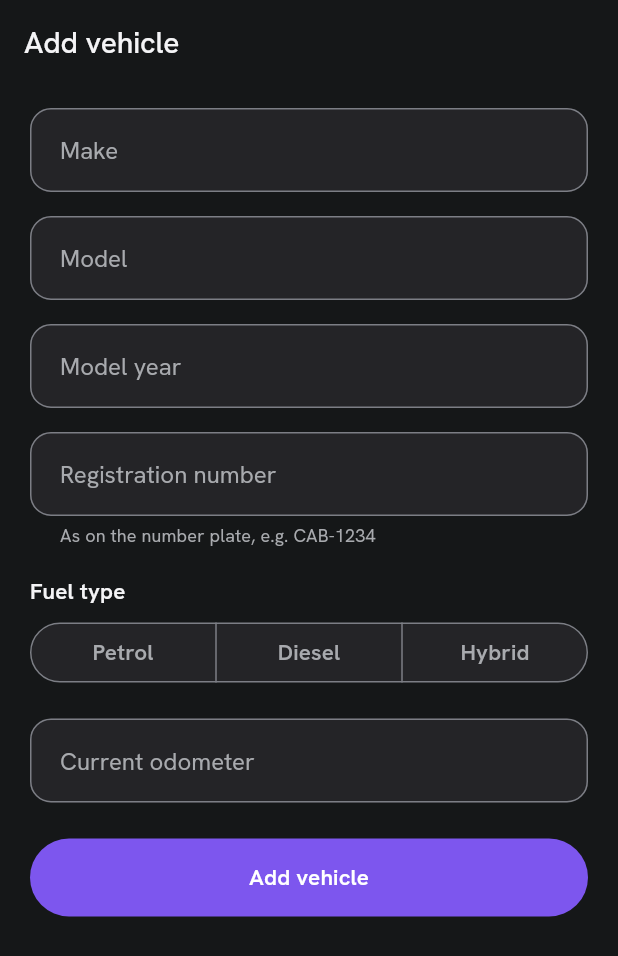
After one commit to Rimaz17/drivon, a Flutter app: the VehicleFormScreen screen opened by its route, on a phone screen of 412 x 824 dp. The commit adds this screen. Shown: the top 956 px of the screen. Run offline on Flutter 3.47's test engine with Material 3 defaults, Android fonts, the phone set to English and light mode, and no system bars; our stand-ins replace dio, flutter_riverpod, flutter_secure_storage, freezed_annotation, go_router, shared_preferences; accounts and stored records are empty; generated files the repository leaves out were written again.

Commit message:
feat(frontend): add vehicle form to add, edit and delete vehicles
Labelled fields with number keyboards, a km suffix, upper-case plates
and a fuel type segmented control. Client checks mirror the API
(model year up to next year, plate characters, odometer never below
the saved reading); server rejections such as a duplicate plate are
shown on the matching field. Deleting asks for confirmation with the
platform's native dialog. Adds the routes, strings and a segmented
button theme.

```diff
--- a/frontend/lib/core/ui/submission_status.dart
+++ b/frontend/lib/core/ui/submission_status.dart
@@ -12,10 +12,11 @@ mixin SubmissionStatus<T extends StatefulWidget> on State<T> {
   String? error;
   Timer? _slowTimer;
 
-  /// Runs [action]; on failure shows the text from [describe].
+  /// Runs [action]; on failure shows the text from [describe] (null shows
+  /// no message, e.g. when the error was attached to a field instead).
   Future<void> submit(
     Future<void> Function() action, {
-    required String Function(Object error) describe,
+    required String? Function(Object error) describe,
   }) async {
     if (busy) return;
     setState(() {
--- /dev/null
+++ b/frontend/lib/core/utils/number_format.dart
@@ -0,0 +1,8 @@
+import 'package:flutter/widgets.dart';
+import 'package:intl/intl.dart';
+
+/// Formats a whole number with the locale's grouping, e.g. 45,000.
+String formatInteger(BuildContext context, int value) =>
+    NumberFormat.decimalPattern(
+      Localizations.localeOf(context).toLanguageTag(),
+    ).format(value);
--- /dev/null
+++ b/frontend/lib/features/vehicles/presentation/fuel_type_label.dart
@@ -0,0 +1,10 @@
+import '../../../l10n/app_localizations.dart';
+import '../domain/fuel_type.dart';
+
+extension FuelTypeLabel on FuelType {
+  String label(AppLocalizations l10n) => switch (this) {
+    FuelType.petrol => l10n.fuelPetrol,
+    FuelType.diesel => l10n.fuelDiesel,
+    FuelType.hybrid => l10n.fuelHybrid,
+  };
+}
--- /dev/null
+++ b/frontend/lib/features/vehicles/presentation/vehicle_form_screen.dart
@@ -0,0 +1,359 @@
+import 'package:flutter/material.dart';
+import 'package:flutter/services.dart';
+import 'package:flutter_riverpod/flutter_riverpod.dart';
+import 'package:go_router/go_router.dart';
+
+import '../../../core/errors/app_exception.dart';
+import '../../../core/errors/error_text.dart';
+import '../../../core/ui/confirm_dialog.dart';
+import '../../../core/ui/submission_status.dart';
+import '../../../core/utils/number_format.dart';
+import '../../../design_system/design_system.dart';
+import '../../../l10n/app_localizations.dart';
+import '../domain/fuel_type.dart';
+import '../domain/vehicle.dart';
+import 'vehicle_form_validators.dart';
+import 'vehicles_controller.dart';
+import 'widgets/fuel_type_field.dart';
+
+/// Adds a vehicle, or edits/deletes one when [vehicleId] is given.
+class VehicleFormScreen extends ConsumerStatefulWidget {
+  const VehicleFormScreen({this.vehicleId, super.key});
+
+  final String? vehicleId;
+
+  @override
+  ConsumerState<VehicleFormScreen> createState() => _VehicleFormScreenState();
+}
+
+/// API field names, used to attach server errors to the right input.
+abstract final class _Fields {
+  static const make = 'make';
+  static const model = 'model';
+  static const year = 'year';
+  static const registration = 'registrationNumber';
+  static const fuelType = 'fuelType';
+  static const odometer = 'currentOdometerKm';
+}
+
+class _VehicleFormScreenState extends ConsumerState<VehicleFormScreen>
+    with SubmissionStatus {
+  final _formKey = GlobalKey<FormState>();
+  final _make = TextEditingController();
+  final _model = TextEditingController();
+  final _year = TextEditingController();
+  final _registration = TextEditingController();
+  final _odometer = TextEditingController();
+  FuelType? _fuelType;
+  Vehicle? _original;
+  Map<String, String> _serverErrors = const {};
+
+  bool get _isEditing => widget.vehicleId != null;
+
+  @override
+  void initState() {
+    super.initState();
+    final id = widget.vehicleId;
+    if (id == null) return;
+    final vehicles = ref.read(vehiclesControllerProvider).value ?? const [];
+    for (final vehicle in vehicles) {
+      if (vehicle.id == id) _original = vehicle;
+    }
+    final original = _original;
+    if (original != null) {
+      _make.text = original.make;
+      _model.text = original.model;
+      _year.text = '${original.year}';
+      _registration.text = original.registrationNumber;
+      _odometer.text = '${original.currentOdometerKm}';
+      _fuelType = original.fuelType;
+    }
+  }
+
+  @override
+  void dispose() {
+    for (final controller in [_make, _model, _year, _registration, _odometer]) {
+      controller.dispose();
+    }
+    super.dispose();
+  }
+
+  void _clearServerError(String field) {
+    if (_serverErrors.containsKey(field)) {
+      setState(() => _serverErrors = {..._serverErrors}..remove(field));
+    }
+  }
+
+  Future<void> _save() async {
+    setState(() => _serverErrors = const {});
+    if (!(_formKey.currentState?.validate() ?? false)) return;
+    final l10n = AppLocalizations.of(context);
+    final messenger = ScaffoldMessenger.of(context);
+    final draft = VehicleDraft(
+      make: _make.text.trim(),
+      model: _model.text.trim(),
+      year: int.parse(_year.text.trim()),
+      registrationNumber: _registration.text.trim(),
+      fuelType: _fuelType!,
+      currentOdometerKm: int.parse(_odometer.text.trim()),
+    );
+    await submit(() async {
+      final controller = ref.read(vehiclesControllerProvider.notifier);
+      final original = _original;
+      if (original != null) {
+        await controller.edit(original.id, draft);
+      } else {
+        final created = await controller.add(draft);
+        await ref.read(selectedVehicleIdProvider.notifier).select(created.id);
+      }
+      messenger.showSnackBar(
+        SnackBar(
+          content: Text(
+            original != null ? l10n.vehicleSaved : l10n.vehicleAdded,
+          ),
+        ),
+      );
+      if (mounted) context.pop();
+    }, describe: (error) => _describe(l10n, error));
+  }
+
+  Future<void> _delete(Vehicle vehicle) async {
+    final l10n = AppLocalizations.of(context);
+    final messenger = ScaffoldMessenger.of(context);
+    final confirmed = await showConfirmDialog(
+      context,
+      title: l10n.deleteVehicleTitle(vehicle.displayName),
+      message: l10n.deleteVehicleMessage,
+      confirmLabel: l10n.deleteAction,
+      cancelLabel: l10n.cancelAction,
+      destructive: true,
+    );
+    if (!confirmed || !mounted) return;
+    await submit(() async {
+      await ref.read(vehiclesControllerProvider.notifier).remove(vehicle.id);
+      messenger.showSnackBar(SnackBar(content: Text(l10n.vehicleDeleted)));
+      if (mounted) context.pop();
+    }, describe: (error) => _describe(l10n, error));
+  }
+
+  /// Puts field-specific server errors on their fields; returns the message
+  /// for the form-level notice, or null when a field shows it.
+  String? _describe(AppLocalizations l10n, Object error) {
+    if (error is ApiProblemException) {
+      final fieldError = switch (error.code) {
+        ApiErrorCodes.registrationNumberInUse => {
+          _Fields.registration: l10n.errorRegistrationInUse,
+        },
+        ApiErrorCodes.odometerDecrease => {
+          _Fields.odometer: l10n.errorOdometerDecrease,
+        },
+        ApiErrorCodes.invalidModelYear => {
+          _Fields.year: l10n.yearRange(DateTime.now().year + 1),
+        },
+        ApiErrorCodes.validationFailed when error.fieldErrors.isNotEmpty =>
+          error.fieldErrors,
+        _ => null,
+      };
+      if (fieldError != null) {
+        setState(() => _serverErrors = fieldError);
+        return null;
+      }
+      switch (error.code) {
+        case ApiErrorCodes.vehicleLimitReached:
+          return l10n.errorVehicleLimit;
+        case ApiErrorCodes.vehicleNotFound:
+          return l10n.errorVehicleNotFound;
+      }
+    }
+    return errorText(l10n, error);
+  }
+
+  @override
+  Widget build(BuildContext context) {
+    final l10n = AppLocalizations.of(context);
+    final original = _original;
+
+    if (_isEditing && original == null) {
+      return Scaffold(
+        appBar: AppBar(title: Text(l10n.editVehicleTitle)),
+        body: ErrorState(
+          title: l10n.errorVehicleNotFound,
+          message: l10n.vehicleMissingMessage,
+          retryLabel: l10n.backAction,
+          onRetry: () => context.pop(),
+        ),
+      );
+    }
+
+    final minimumKm = original?.currentOdometerKm ?? 0;
+    final formattedMinimum = formatInteger(context, minimumKm);
+    final validators = VehicleFormValidators(
+      l10n,
+      currentYear: DateTime.now().year,
+      minimumOdometerKm: minimumKm,
+    );
+
+    return Scaffold(
+      appBar: AppBar(
+        title: Text(
+          original != null ? l10n.editVehicleTitle : l10n.addVehicleTitle,
+        ),
+        actions: [
+          if (original != null)
+            IconButton(
+              tooltip: l10n.deleteVehicleTooltip,
+              icon: const Icon(Icons.delete_outline_rounded),
+              onPressed: busy ? null : () => _delete(original),
+            ),
+        ],
+      ),
+      body: SafeArea(
+        child: Form(
+          key: _formKey,
+          child: ListView(
+            padding: const EdgeInsets.fromLTRB(
+              DrivonSpacing.screenGutter,
+              DrivonSpacing.lg,
+              DrivonSpacing.screenGutter,
+              DrivonSpacing.xxxl,
+            ),
+            keyboardDismissBehavior: ScrollViewKeyboardDismissBehavior.onDrag,
+            children: [
+              TextFormField(
+                controller: _make,
+                enabled: !busy,
+                decoration: InputDecoration(
+                  labelText: l10n.makeLabel,
+                  hintText: l10n.makeHint,
+                ),
+                textCapitalization: TextCapitalization.words,
+                textInputAction: TextInputAction.next,
+                maxLength: VehicleFormValidators.maxTextLength,
+                buildCounter: _noCounter,
+                forceErrorText: _serverErrors[_Fields.make],
+                onChanged: (_) => _clearServerError(_Fields.make),
+                validator: validators.make,
+              ),
+              const SizedBox(height: DrivonSpacing.lg),
+              TextFormField(
+                controller: _model,
+                enabled: !busy,
+                decoration: InputDecoration(
+                  labelText: l10n.modelLabel,
+                  hintText: l10n.modelHint,
+                ),
+                textCapitalization: TextCapitalization.words,
+                textInputAction: TextInputAction.next,
+                maxLength: VehicleFormValidators.maxTextLength,
+                buildCounter: _noCounter,
+                forceErrorText: _serverErrors[_Fields.model],
+                onChanged: (_) => _clearServerError(_Fields.model),
+                validator: validators.model,
+              ),
+              const SizedBox(height: DrivonSpacing.lg),
+              TextFormField(
+                controller: _year,
+                enabled: !busy,
+                decoration: InputDecoration(labelText: l10n.yearLabel),
+                keyboardType: TextInputType.number,
+                textInputAction: TextInputAction.next,
+                inputFormatters: [
+                  FilteringTextInputFormatter.digitsOnly,
+                  LengthLimitingTextInputFormatter(4),
+                ],
+                forceErrorText: _serverErrors[_Fields.year],
+                onChanged: (_) => _clearServerError(_Fields.year),
+                validator: validators.year,
+              ),
+              const SizedBox(height: DrivonSpacing.lg),
+              TextFormField(
+                controller: _registration,
+                enabled: !busy,
+                decoration: InputDecoration(
+                  labelText: l10n.registrationLabel,
+                  helperText: l10n.registrationHelper,
+                ),
+                textCapitalization: TextCapitalization.characters,
+                autocorrect: false,
+                enableSuggestions: false,
+                textInputAction: TextInputAction.next,
+                inputFormatters: [
+                  LengthLimitingTextInputFormatter(
+                    VehicleFormValidators.maxRegistrationLength,
+                  ),
+                ],
+                forceErrorText: _serverErrors[_Fields.registration],
+                onChanged: (_) => _clearServerError(_Fields.registration),
+                validator: validators.registration,
+              ),
+              const SizedBox(height: DrivonSpacing.xl),
+              FuelTypeField(
+                initialValue: _fuelType,
+                enabled: !busy,
+                onChanged: (type) {
+                  _fuelType = type;
+                  _clearServerError(_Fields.fuelType);
+                },
+                validator: (value) =>
+                    _serverErrors[_Fields.fuelType] ??
+                    validators.fuelType(value),
+              ),
+              const SizedBox(height: DrivonSpacing.xl),
+              TextFormField(
+                controller: _odometer,
+                enabled: !busy,
+                decoration: InputDecoration(
+                  labelText: l10n.odometerFieldLabel,
+                  suffixText: l10n.kmUnit,
+                  helperText: original != null
+                      ? l10n.odometerHelperMin(formattedMinimum)
+                      : null,
+                ),
+                keyboardType: TextInputType.number,
+                textInputAction: TextInputAction.done,
+                inputFormatters: [
+                  FilteringTextInputFormatter.digitsOnly,
+                  LengthLimitingTextInputFormatter(7),
+                ],
+                forceErrorText: _serverErrors[_Fields.odometer],
+                onChanged: (_) => _clearServerError(_Fields.odometer),
+                onFieldSubmitted: (_) => _save(),
+                validator: (value) => validators.odometer(
+                  value,
+                  formattedMinimum: formattedMinimum,
+                ),
+              ),
+              const SizedBox(height: DrivonSpacing.xxl),
+              if (error != null) ...[
+                InlineNotice(message: error!),
+                const SizedBox(height: DrivonSpacing.lg),
+              ],
+              if (slow) ...[
+                InlineNotice(
+                  message: l10n.slowServerNotice,
+                  tone: InlineNoticeTone.info,
+                ),
+                const SizedBox(height: DrivonSpacing.lg),
+              ],
+              PrimaryButton(
+                label: original != null
+                    ? l10n.saveChangesAction
+                    : l10n.addVehicleAction,
+                busyLabel: l10n.savingVehicle,
+                busy: busy,
+                onPressed: _save,
+              ),
+            ],
+          ),
+        ),
+      ),
+    );
+  }
+}
+
+Widget? _noCounter(
+  BuildContext context, {
+  required int currentLength,
+  required int? maxLength,
+  required bool isFocused,
+}) => null;
--- /dev/null
+++ b/frontend/lib/features/vehicles/presentation/vehicle_form_validators.dart
@@ -0,0 +1,66 @@
+import '../../../l10n/app_localizations.dart';
+import '../domain/fuel_type.dart';
+
+/// Client-side checks for the vehicle form. They mirror the API's rules so
+/// most mistakes are caught before a request; the server stays the authority.
+class VehicleFormValidators {
+  VehicleFormValidators(
+    this._l10n, {
+    required this.currentYear,
+    this.minimumOdometerKm = 0,
+  });
+
+  static const int maxTextLength = 50;
+  static const int maxRegistrationLength = 20;
+  static const int minYear = 1900;
+  static const int maxOdometerKm = 2000000;
+  static final RegExp _registrationPattern = RegExp(
+    r'^[A-Za-z0-9][A-Za-z0-9 -]*$',
+  );
+
+  final AppLocalizations _l10n;
+  final int currentYear;
+
+  /// When editing, the saved reading; the odometer can't go below it.
+  final int minimumOdometerKm;
+
+  int get maxYear => currentYear + 1;
+
+  String? make(String? value) => _required(value, _l10n.makeRequired);
+
+  String? model(String? value) => _required(value, _l10n.modelRequired);
+
+  String? year(String? value) {
+    final year = int.tryParse(value?.trim() ?? '');
+    if (year == null) return _l10n.yearRequired;
+    if (year < minYear || year > maxYear) return _l10n.yearRange(maxYear);
+    return null;
+  }
+
+  String? registration(String? value) {
+    final registration = value?.trim() ?? '';
+    if (registration.isEmpty) return _l10n.registrationRequired;
+    if (registration.length > maxRegistrationLength ||
+        !_registrationPattern.hasMatch(registration)) {
+      return _l10n.registrationInvalid;
+    }
+    return null;
+  }
+
+  String? fuelType(FuelType? value) =>
+      value == null ? _l10n.fuelTypeRequired : null;
+
+  /// [formattedMinimum] is [minimumOdometerKm] formatted for display.
+  String? odometer(String? value, {required String formattedMinimum}) {
+    final km = int.tryParse(value?.trim() ?? '');
+    if (km == null) return _l10n.odometerRequired;
+    if (km > maxOdometerKm) return _l10n.odometerTooHigh;
+    if (km < minimumOdometerKm) {
+      return _l10n.odometerBelowSaved(formattedMinimum);
+    }
+    return null;
+  }
+
+  static String? _required(String? value, String message) =>
+      (value?.trim().isEmpty ?? true) ? message : null;
+}
--- /dev/null
+++ b/frontend/lib/features/vehicles/presentation/widgets/fuel_type_field.dart
@@ -0,0 +1,73 @@
+import 'package:flutter/material.dart';
+
+import '../../../../design_system/design_system.dart';
+import '../../../../l10n/app_localizations.dart';
+import '../../domain/fuel_type.dart';
+import '../fuel_type_label.dart';
+
+/// Fuel type picker as a validated form field. Starts empty so the user
+/// makes an explicit choice.
+class FuelTypeField extends FormField<FuelType> {
+  FuelTypeField({
+    required ValueChanged<FuelType> onChanged,
+    super.initialValue,
+    super.validator,
+    super.enabled,
+    super.key,
+  }) : super(
+         builder: (state) {
+           final context = state.context;
+           final l10n = AppLocalizations.of(context);
+           final textTheme = Theme.of(context).textTheme;
+           return Semantics(
+             label: l10n.fuelTypeLabel,
+             container: true,
+             child: Column(
+               crossAxisAlignment: CrossAxisAlignment.start,
+               children: [
+                 ExcludeSemantics(
+                   child: Text(l10n.fuelTypeLabel, style: textTheme.labelLarge),
+                 ),
+                 const SizedBox(height: DrivonSpacing.sm),
+                 SizedBox(
+                   width: double.infinity,
+                   child: SegmentedButton<FuelType>(
+                     emptySelectionAllowed: true,
+                     showSelectedIcon: false,
+                     segments: [
+                       for (final type in FuelType.values)
+                         ButtonSegment(
+                           value: type,
+                           label: Text(type.label(l10n)),
+                         ),
+                     ],
+                     selected: {?state.value},
+                     onSelectionChanged: state.widget.enabled
+                         ? (selection) {
+                             if (selection.isEmpty) return;
+                             state.didChange(selection.first);
+                             onChanged(selection.first);
+                           }
+                         : null,
+                   ),
+                 ),
+                 if (state.hasError) ...[
+                   const SizedBox(height: DrivonSpacing.xs),
+                   Padding(
+                     padding: const EdgeInsets.symmetric(
+                       horizontal: DrivonSpacing.lg,
+                     ),
+                     child: Text(
+                       state.errorText!,
+                       style: textTheme.bodySmall?.copyWith(
+                         color: context.drivonColors.danger,
+                       ),
+                     ),
+                   ),
+                 ],
+               ],
+             ),
+           );
+         },
+       );
+}
--- a/frontend/lib/l10n/app_en.arb
+++ b/frontend/lib/l10n/app_en.arb
@@ -12,7 +12,6 @@
   "@homeComingSoon": {
     "description": "Temporary status line shown until accounts and vehicles are available."
   },
-
   "loadingSession": "Opening Drivon",
   "@loadingSession": {
     "description": "Screen reader label while the saved session is checked at launch."
@@ -32,32 +31,104 @@
   "creatingAccount": "Creating your account",
   "haveAccountPrompt": "Already have an account?",
   "goToSignIn": "Sign in",
-
   "nameLabel": "Your name",
   "emailLabel": "Email",
   "passwordLabel": "Password",
   "newPasswordHelper": "At least 8 characters",
   "showPassword": "Show password",
   "hidePassword": "Hide password",
-
   "nameRequired": "Enter your name.",
   "emailRequired": "Enter your email.",
   "emailInvalid": "Enter a valid email, like name@example.com.",
   "passwordRequired": "Enter your password.",
   "passwordTooShort": "Use at least 8 characters.",
   "passwordTooLong": "Use 72 characters or fewer.",
-
   "slowServerNotice": "Waking up the server. The first request can take up to a minute.",
   "@slowServerNotice": {
     "description": "Shown when a request takes long, because the free server sleeps when idle."
   },
   "sessionExpiredNotice": "Your session ended. Please sign in again.",
-
   "errorNoConnection": "Can't reach Drivon. Check your connection and try again.",
   "errorServerTimeout": "The server is taking too long. It may be waking up, so try again in a moment.",
   "errorInvalidCredentials": "That email and password don't match. Try again.",
   "errorEmailTaken": "An account with this email already exists. Sign in instead.",
   "errorRateLimited": "Too many attempts. Wait a minute and try again.",
   "errorValidation": "Some details need fixing.",
-  "errorGeneric": "Something went wrong. Try again."
+  "errorGeneric": "Something went wrong. Try again.",
+  "addVehicleTitle": "Add vehicle",
+  "editVehicleTitle": "Edit vehicle",
+  "makeLabel": "Make",
+  "makeHint": "e.g. Toyota",
+  "modelLabel": "Model",
+  "modelHint": "e.g. Aqua",
+  "yearLabel": "Model year",
+  "registrationLabel": "Registration number",
+  "registrationHelper": "As on the number plate, e.g. CAB-1234",
+  "fuelTypeLabel": "Fuel type",
+  "fuelPetrol": "Petrol",
+  "fuelDiesel": "Diesel",
+  "fuelHybrid": "Hybrid",
+  "odometerFieldLabel": "Current odometer",
+  "kmUnit": "km",
+  "odometerHelperMin": "At least {km} km, the last saved reading",
+  "@odometerHelperMin": {
+    "description": "Helper under the odometer field when editing.",
+    "placeholders": {
+      "km": {
+        "type": "String",
+        "example": "45,000"
+      }
+    }
+  },
+  "addVehicleAction": "Add vehicle",
+  "saveChangesAction": "Save changes",
+  "savingVehicle": "Saving vehicle",
+  "makeRequired": "Enter the make.",
+  "modelRequired": "Enter the model.",
+  "yearRequired": "Enter the model year.",
+  "yearRange": "Enter a year from 1900 to {maxYear}.",
+  "@yearRange": {
+    "placeholders": {
+      "maxYear": {
+        "type": "int"
+      }
+    }
+  },
+  "registrationRequired": "Enter the registration number.",
+  "registrationInvalid": "Use up to 20 letters, numbers, spaces and hyphens.",
+  "fuelTypeRequired": "Choose a fuel type.",
+  "odometerRequired": "Enter the odometer reading.",
+  "odometerTooHigh": "Enter a reading up to 2,000,000 km.",
+  "odometerBelowSaved": "Can't be lower than {km} km, the last saved reading.",
+  "@odometerBelowSaved": {
+    "placeholders": {
+      "km": {
+        "type": "String",
+        "example": "45,000"
+      }
+    }
+  },
+  "errorRegistrationInUse": "You already have a vehicle with this registration number.",
+  "errorOdometerDecrease": "The odometer can't go below the last saved reading.",
+  "errorVehicleLimit": "You can add up to two vehicles.",
+  "errorVehicleNotFound": "This vehicle no longer exists.",
+  "deleteVehicleTooltip": "Delete vehicle",
+  "deleteVehicleTitle": "Delete {vehicle}?",
+  "@deleteVehicleTitle": {
+    "placeholders": {
+      "vehicle": {
+        "type": "String",
+        "example": "Toyota Aqua"
+      }
+    }
+  },
+  "deleteVehicleMessage": "This removes the vehicle and its details from Drivon. It can't be undone.",
+  "deleteAction": "Delete",
+  "cancelAction": "Cancel",
+  "deletingVehicle": "Deleting vehicle",
+  "vehicleAdded": "Vehicle added",
+  "vehicleSaved": "Changes saved",
+  "vehicleDeleted": "Vehicle deleted",
+  "backAction": "Go back",
+  "vehicleMissingMessage": "It may have been deleted on another device."
 }
```
Also changed, not shown: frontend/lib/app/router.dart (+15 -0 lines), frontend/lib/core/ui/confirm_dialog.dart (added, +74 -0 lines), frontend/lib/design_system/theme/drivon_theme.dart (+11 -0 lines), 2 other files.
